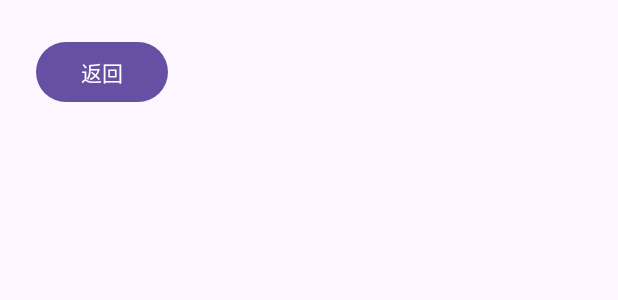
After one commit to JasonMeteor/GraduationProject, an Android app: the layout activity_art_test.xml on its own in the app's theme, with its tools: preview values and no code run, on a phone screen of 412 x 824 dp. The commit adds this screen. Shown: the top 300 px of the screen. Run offline under Robolectric (Android 15) with nearby library versions, the phone set to English and light mode, and no system bars.

Commit message:
按照夥伴要求，添加一個素材測試用頁面

```diff
--- a/app/src/main/java/mobileapp/graduationproject/MainActivity.java
+++ b/app/src/main/java/mobileapp/graduationproject/MainActivity.java
@@ -40,7 +40,7 @@
                     ;intent.setClass(MainActivity.this, Setting.class);
                 }
                 else if(id == R.id.btn_gotoapitest){
-                    intent.setClass(MainActivity.this, UploadTestActivity.class);
+                    intent.setClass(MainActivity.this, ArtTest.class);
                 }
                 startActivity(intent);
             }
--- /dev/null
+++ b/app/src/main/res/layout/activity_art_test.xml
@@ -0,0 +1,19 @@
+<?xml version="1.0" encoding="utf-8"?>
+<androidx.constraintlayout.widget.ConstraintLayout xmlns:android="http://schemas.android.com/apk/res/android"
+    xmlns:app="http://schemas.android.com/apk/res-auto"
+    xmlns:tools="http://schemas.android.com/tools"
+    android:id="@+id/main"
+    android:layout_width="match_parent"
+    android:layout_height="match_parent"
+    tools:context=".ArtTest">
+
+    <Button
+        android:id="@+id/btn_rewind"
+        android:layout_width="wrap_content"
+        android:layout_height="wrap_content"
+        android:layout_marginStart="24dp"
+        android:layout_marginTop="24dp"
+        android:text="返回"
+        app:layout_constraintStart_toStartOf="parent"
+        app:layout_constraintTop_toTopOf="parent" />
+</androidx.constraintlayout.widget.ConstraintLayout>
--- a/app/src/main/res/layout/activity_main.xml
+++ b/app/src/main/res/layout/activity_main.xml
@@ -61,7 +61,7 @@
         android:layout_height="wrap_content"
         android:layout_marginStart="48dp"
         android:layout_marginTop="32dp"
-        android:text="上傳檔案API測試"
+        android:text="美術素材測試"
         app:layout_constraintStart_toStartOf="parent"
         app:layout_constraintTop_toBottomOf="@+id/linearLayout3" />
 
```
Also changed, not shown: app/src/main/AndroidManifest.xml (+7 -4 lines), app/src/main/java/mobileapp/graduationproject/ArtTest.java (added, +43 -0 lines).
